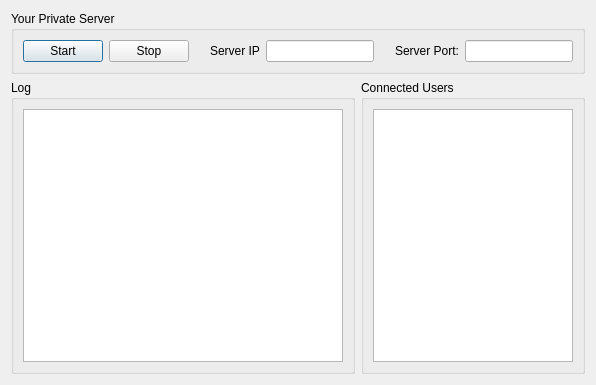
elieserdejesus/JamTaba, file src/Common/gui/PrivateServerWindow.ui: the form before one commit.
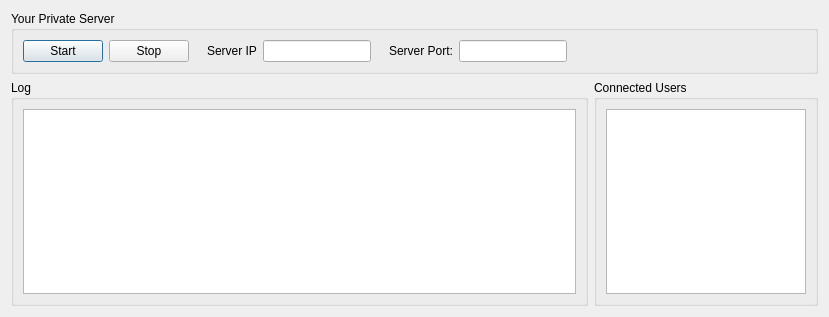
The form after the commit.

Commit message: Using miniupnp in private server manual test

Patch:
```diff
--- a/src/Common/gui/PrivateServerWindow.ui
+++ b/src/Common/gui/PrivateServerWindow.ui
@@ -6,8 +6,8 @@
    <rect>
     <x>0</x>
     <y>0</y>
-    <width>596</width>
-    <height>385</height>
+    <width>829</width>
+    <height>317</height>
    </rect>
   </property>
   <property name="windowTitle">
@@ -51,9 +51,12 @@
         <property name="orientation">
          <enum>Qt::Horizontal</enum>
         </property>
+        <property name="sizeType">
+         <enum>QSizePolicy::Maximum</enum>
+        </property>
         <property name="sizeHint" stdset="0">
          <size>
-          <width>6</width>
+          <width>12</width>
           <height>0</height>
          </size>
         </property>
@@ -90,9 +93,12 @@
         <property name="orientation">
          <enum>Qt::Horizontal</enum>
         </property>
+        <property name="sizeType">
+         <enum>QSizePolicy::Maximum</enum>
+        </property>
         <property name="sizeHint" stdset="0">
          <size>
-          <width>6</width>
+          <width>12</width>
           <height>0</height>
          </size>
         </property>
@@ -124,6 +130,19 @@
         </property>
        </widget>
       </item>
+      <item>
+       <spacer name="horizontalSpacer_3">
+        <property name="orientation">
+         <enum>Qt::Horizontal</enum>
+        </property>
+        <property name="sizeHint" stdset="0">
+         <size>
+          <width>0</width>
+          <height>0</height>
+         </size>
+        </property>
+       </spacer>
+      </item>
      </layout>
     </widget>
    </item>
```
Left out of the diff: 4 changed lines with no effect on the pictures. The commit also changes 5 other files.
